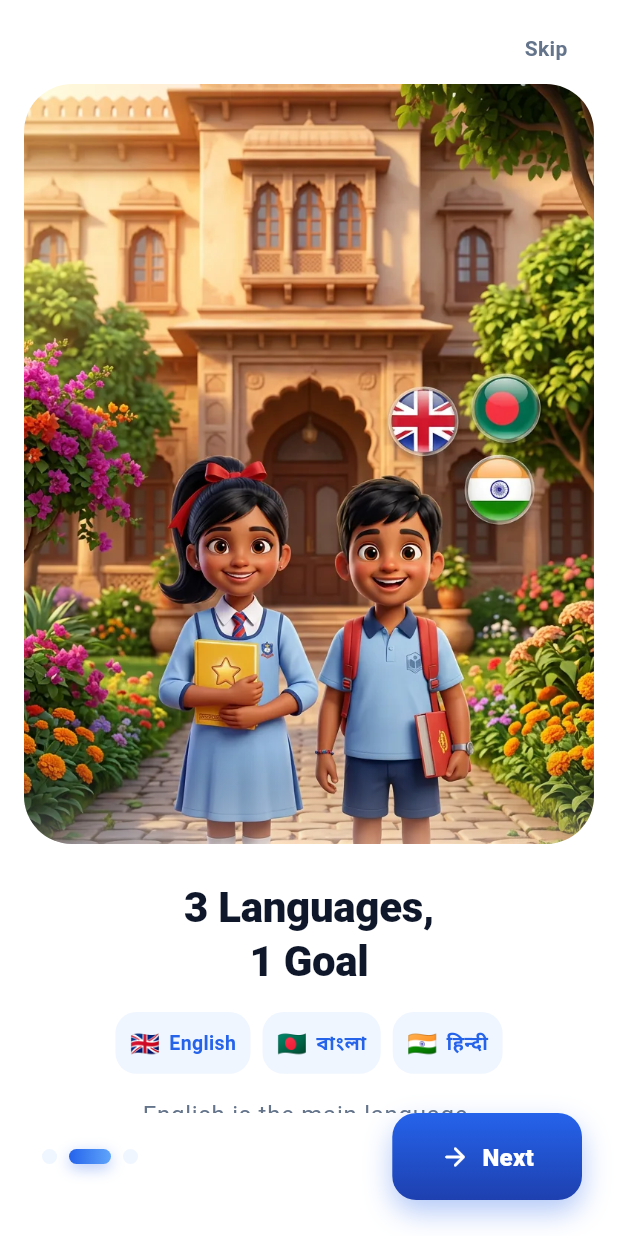
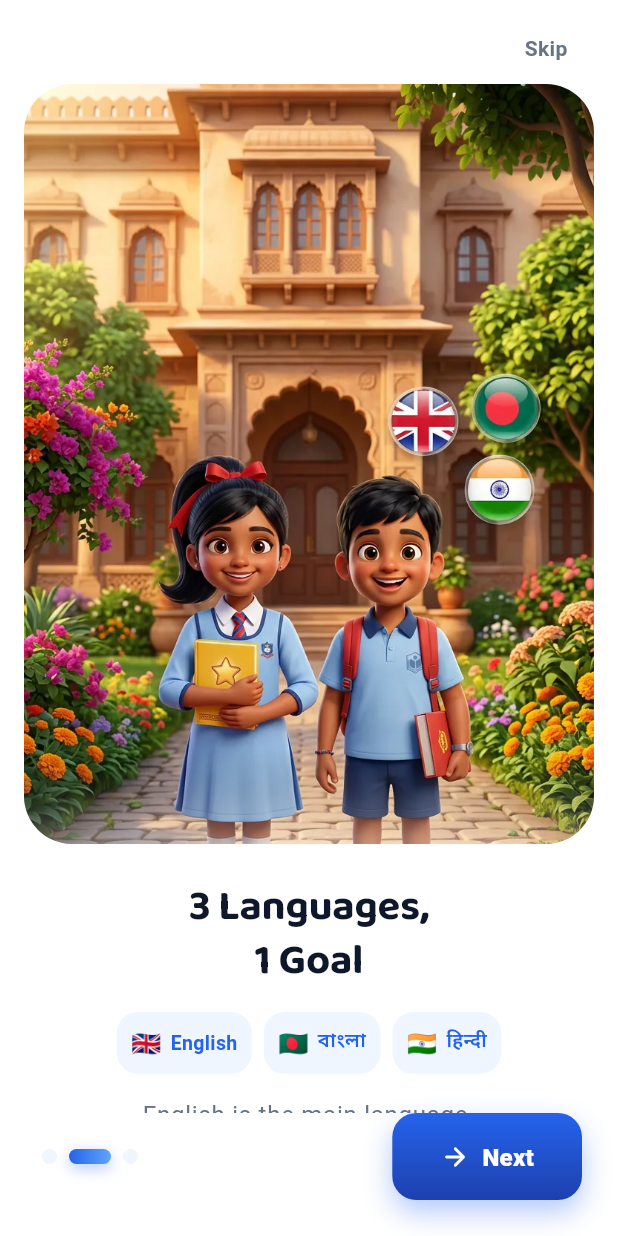
Before and after one commit to Keshab1997/GrammarBondhu, a Flutter app: the screen it shows after launch, after a tap on "Let's Begin", after a tap on "Next", on a phone screen of 412 x 824 dp. Run offline on Flutter 3.47's test engine with Material 3 defaults, Android fonts, the light colour scheme and no system bars; our stand-ins replace shared_preferences.

Commit message:
feat(theme): bundle a display face and Bangla/Hindi text fallbacks
Headings and the wordmark now use Baloo 2; every other style keeps the
platform face. More important, Noto Sans Bengali and Devanagari ship with the
app: without them a phone with no Bengali system font painted every Bangla
string as tofu boxes, which is what the story screen's language chips looked
like. Subset with fonttools (UTF-8/latin, Bengali 0980-09FF, Devanagari
0900-097F, Indian danda, ZWJ/ZWNJ) so the six files total ~630 KB.

```diff
--- a/lib/app/theme/app_theme.dart
+++ b/lib/app/theme/app_theme.dart
@@ -123,6 +123,22 @@ class AppShadows {
       ];
 }
 
+/// Font families declared in `pubspec.yaml`.
+///
+/// The display face is bundled rather than taken from the platform, and the two
+/// Noto families are the *fallback* for every string in the app: a phone with no
+/// Bengali system font would otherwise paint Bangla as tofu boxes.
+class AppFonts {
+  const AppFonts._();
+
+  static const display = 'Baloo2';
+  static const bengali = 'NotoSansBengali';
+  static const devanagari = 'NotoSansDevanagari';
+
+  /// Latin first (the body face), then the scripts the app actually teaches.
+  static const fallback = <String>[bengali, devanagari];
+}
+
 class AppRadii {
   const AppRadii._();
 
@@ -172,23 +188,29 @@ ThemeData buildAppTheme() {
   ));
 
   final textTheme = base.textTheme.copyWith(
+    // Headings get the rounded display face: one change that lifts every screen
+    // at once, and it is friendly without being childish.
     displaySmall: base.textTheme.displaySmall?.copyWith(
       color: AppColors.textPrimary,
-      fontWeight: FontWeight.w800,
+      fontFamily: AppFonts.display,
+      fontWeight: FontWeight.w700,
       letterSpacing: -0.3,
     ),
     headlineMedium: base.textTheme.headlineMedium?.copyWith(
       color: AppColors.textPrimary,
-      fontWeight: FontWeight.w800,
+      fontFamily: AppFonts.display,
+      fontWeight: FontWeight.w700,
       letterSpacing: -0.2,
     ),
     headlineSmall: base.textTheme.headlineSmall?.copyWith(
       color: AppColors.textPrimary,
-      fontWeight: FontWeight.w800,
+      fontFamily: AppFonts.display,
+      fontWeight: FontWeight.w700,
       letterSpacing: -0.2,
     ),
     titleLarge: base.textTheme.titleLarge?.copyWith(
       color: AppColors.textPrimary,
+      fontFamily: AppFonts.display,
       fontWeight: FontWeight.w700,
       letterSpacing: -0.1,
     ),
@@ -215,8 +237,12 @@ ThemeData buildAppTheme() {
     ),
   );
 
+  final scriptSafeTheme = textTheme.apply(
+    fontFamilyFallback: AppFonts.fallback,
+  );
+
   return base.copyWith(
-    textTheme: textTheme,
+    textTheme: scriptSafeTheme,
     appBarTheme: AppBarTheme(
       backgroundColor: Colors.transparent,
       foregroundColor: AppColors.textPrimary,
@@ -224,7 +250,7 @@ ThemeData buildAppTheme() {
       scrolledUnderElevation: 0,
       centerTitle: true,
       systemOverlayStyle: SystemUiOverlayStyle.dark,
-      titleTextStyle: textTheme.titleLarge,
+      titleTextStyle: scriptSafeTheme.titleLarge,
     ),
     elevatedButtonTheme: ElevatedButtonThemeData(
       style: ElevatedButton.styleFrom(
@@ -234,7 +260,7 @@ ThemeData buildAppTheme() {
         shape: RoundedRectangleBorder(
           borderRadius: BorderRadius.circular(AppRadii.button),
         ),
-        textStyle: textTheme.labelLarge,
+        textStyle: scriptSafeTheme.labelLarge,
         elevation: 0,
       ),
     ),
@@ -246,13 +272,15 @@ ThemeData buildAppTheme() {
         shape: RoundedRectangleBorder(
           borderRadius: BorderRadius.circular(AppRadii.button),
         ),
-        textStyle: textTheme.labelLarge?.copyWith(color: AppColors.primary),
+        textStyle:
+            scriptSafeTheme.labelLarge?.copyWith(color: AppColors.primary),
       ),
     ),
     textButtonTheme: TextButtonThemeData(
       style: TextButton.styleFrom(
         foregroundColor: AppColors.primary,
-        textStyle: textTheme.labelLarge?.copyWith(color: AppColors.primary),
+        textStyle:
+            scriptSafeTheme.labelLarge?.copyWith(color: AppColors.primary),
       ),
     ),
     inputDecorationTheme: InputDecorationTheme(
```
Also changed, not shown: pubspec.yaml (+21 -0 lines), assets/fonts/Baloo2-600.ttf (added), assets/fonts/Baloo2-700.ttf (added), assets/fonts/NotoSansBengali-Regular.ttf (added), assets/fonts/NotoSansBengali-SemiBold.ttf (added), assets/fonts/NotoSansDevanagari-Regular.ttf (added), assets/fonts/NotoSansDevanagari-SemiBold.ttf (added), pubspec.lock, 1 other file.
